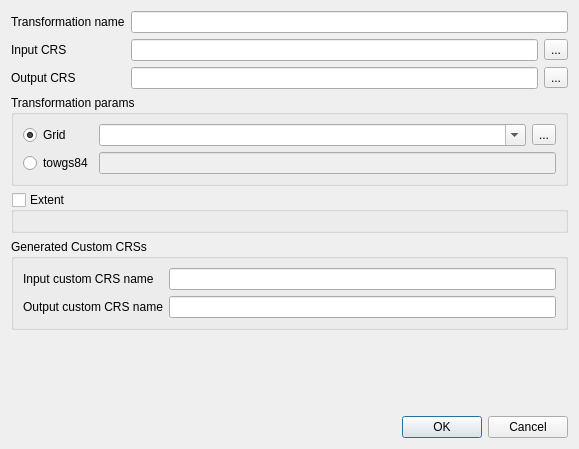
faunalia/transformationtools, file ui/editTransformation.ui: the form before one commit.
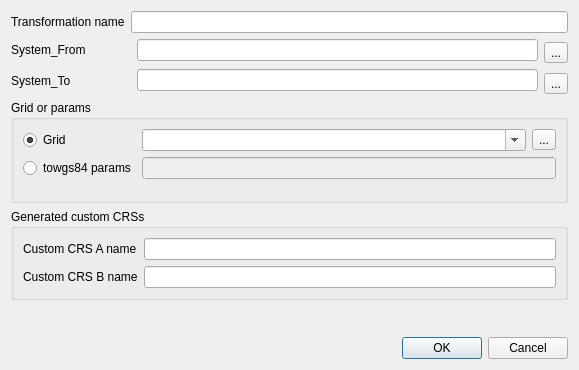
The form after the commit. Custom widgets are drawn as their Qt base class.

Commit message: list also not exacly matching transformations allow to apply a transformation to layers already loaded

Patch:
```diff
--- a/ui/editTransformation.ui
+++ b/ui/editTransformation.ui
@@ -7,65 +7,65 @@
     <x>0</x>
     <y>0</y>
     <width>579</width>
-    <height>449</height>
+    <height>370</height>
    </rect>
   </property>
   <property name="windowTitle">
    <string>Setup a transformation</string>
   </property>
-  <layout class="QGridLayout" name="gridLayout">
-   <item row="0" column="0">
+  <layout class="QGridLayout" name="gridLayout_4">
+   <item row="0" column="0" colspan="3">
     <widget class="QLabel" name="label">
      <property name="text">
       <string>Transformation name</string>
      </property>
     </widget>
    </item>
-   <item row="0" column="1" colspan="2">
+   <item row="0" column="3" colspan="3">
     <widget class="QLineEdit" name="nameEdit"/>
    </item>
-   <item row="1" column="0">
+   <item row="1" column="0" colspan="4">
     <widget class="QLabel" name="label_2">
      <property name="text">
-      <string>Input CRS</string>
+      <string>System_From</string>
      </property>
     </widget>
    </item>
-   <item row="1" column="1">
+   <item row="1" column="4">
     <widget class="QLineEdit" name="inputCrsEdit"/>
    </item>
-   <item row="1" column="2">
+   <item row="1" column="5" rowspan="2">
     <widget class="QToolButton" name="selectInputCrsBtn">
      <property name="text">
       <string>...</string>
      </property>
     </widget>
    </item>
-   <item row="2" column="0">
+   <item row="2" column="0" rowspan="2" colspan="4">
     <widget class="QLabel" name="label_3">
      <property name="text">
-      <string>Output CRS</string>
+      <string>System_To</string>
      </property>
     </widget>
    </item>
-   <item row="2" column="1">
+   <item row="2" column="4" rowspan="2">
     <widget class="QLineEdit" name="outputCrsEdit"/>
    </item>
-   <item row="2" column="2">
+   <item row="3" column="5">
     <widget class="QToolButton" name="selectOutputCrsBtn">
      <property name="text">
       <string>...</string>
      </property>
     </widget>
    </item>
-   <item row="3" column="0" colspan="3">
-    <widget class="QGroupBox" name="groupBox">
+   <item row="4" column="0" colspan="6">
+    <widget class="QGroupBox" name="groupBox_2">
      <property name="title">
-      <string>Transformation params</string>
+      <string>Grid or params</string>
      </property>
-     <layout class="QGridLayout" name="gridLayout_2">
+     <layout class="QGridLayout" name="gridLayout_3">
       <item row="0" column="0">
-       <widget class="QRadioButton" name="gridRadio">
+       <widget class="QRadioButton" name="inGridRadio">
         <property name="sizePolicy">
          <sizepolicy hsizetype="Fixed" vsizetype="Fixed">
           <horstretch>0</horstretch>
@@ -81,7 +81,7 @@
        </widget>
       </item>
       <item row="0" column="1">
-       <widget class="QComboBox" name="gridCombo">
+       <widget class="QComboBox" name="inGridCombo">
         <property name="editable">
          <bool>true</bool>
         </property>
@@ -93,26 +93,6 @@
         </property>
        </widget>
       </item>
-      <item row="1" column="0">
-       <widget class="QRadioButton" name="towgs84Radio">
-        <property name="sizePolicy">
-         <sizepolicy hsizetype="Fixed" vsizetype="Fixed">
-          <horstretch>0</horstretch>
-          <verstretch>0</verstretch>
-         </sizepolicy>
-        </property>
-        <property name="text">
-         <string>towgs84</string>
-        </property>
-       </widget>
-      </item>
-      <item row="1" column="1" colspan="2">
-       <widget class="QLineEdit" name="towgs84Edit">
-        <property name="enabled">
-         <bool>false</bool>
-        </property>
-       </widget>
-      </item>
       <item row="0" column="2">
        <widget class="QToolButton" name="selectGridBtn">
         <property name="text">
@@ -120,46 +100,93 @@
         </property>
        </widget>
       </item>
+      <item row="1" column="0">
+       <widget class="QRadioButton" name="inTowgs84Radio">
+        <property name="sizePolicy">
+         <sizepolicy hsizetype="Fixed" vsizetype="Fixed">
+          <horstretch>0</horstretch>
+          <verstretch>0</verstretch>
+         </sizepolicy>
+        </property>
+        <property name="text">
+         <string>towgs84 params</string>
+        </property>
+       </widget>
+      </item>
+      <item row="1" column="1" colspan="2">
+       <widget class="QLineEdit" name="inTowgs84Edit">
+        <property name="enabled">
+         <bool>false</bool>
+        </property>
+       </widget>
+      </item>
+      <item row="3" column="0" colspan="3">
+       <widget class="QGroupBox" name="extentGroup">
+        <property name="sizePolicy">
+         <sizepolicy hsizetype="Preferred" vsizetype="Ignored">
+          <horstretch>0</horstretch>
+          <verstretch>0</verstretch>
+         </sizepolicy>
+        </property>
+        <property name="title">
+         <string>Validity extent</string>
+        </property>
+        <property name="checkable">
+         <bool>true</bool>
+        </property>
+        <property name="checked">
+         <bool>false</bool>
+        </property>
+        <layout class="QGridLayout" name="gridLayout_5">
+         <item row="0" column="0">
+          <widget class="ExtentSelector" name="extentSelector" native="true"/>
+         </item>
+        </layout>
+       </widget>
+      </item>
+      <item row="2" column="0" colspan="3">
+       <widget class="QLineEdit" name="outTowgs84Edit">
+        <property name="sizePolicy">
+         <sizepolicy hsizetype="Expanding" vsizetype="Ignored">
+          <horstretch>0</horstretch>
+          <verstretch>0</verstretch>
+         </sizepolicy>
+        </property>
+       </widget>
+      </item>
      </layout>
     </widget>
    </item>
-   <item row="5" column="0" colspan="3">
-    <widget class="QGroupBox" name="groupBox_2">
+   <item row="5" column="0" colspan="6">
+    <widget class="QGroupBox" name="groupBox_3">
      <property name="title">
-      <string>Generated Custom CRSs</string>
+      <string>Generated custom CRSs</string>
      </property>
-     <layout class="QGridLayout" name="gridLayout_3">
-      <item row="0" column="0">
-       <widget class="QLabel" name="label_4">
-        <property name="text">
-         <string>Input custom CRS name</string>
-        </property>
-       </widget>
-      </item>
-      <item row="0" column="1">
-       <widget class="QLineEdit" name="inputCustomCrsNameEdit"/>
-      </item>
+     <layout class="QGridLayout" name="gridLayout">
       <item row="1" column="0">
        <widget class="QLabel" name="label_5">
         <property name="text">
-         <string>Output custom CRS name</string>
+         <string>Custom CRS B name</string>
         </property>
        </widget>
       </item>
       <item row="1" column="1">
        <widget class="QLineEdit" name="outputCustomCrsNameEdit"/>
       </item>
+      <item row="0" column="0">
+       <widget class="QLabel" name="label_4">
+        <property name="text">
+         <string>Custom CRS A name</string>
+        </property>
+       </widget>
+      </item>
+      <item row="0" column="1">
+       <widget class="QLineEdit" name="inputCustomCrsNameEdit"/>
+      </item>
      </layout>
     </widget>
    </item>
-   <item row="7" column="0" colspan="3">
-    <widget class="QDialogButtonBox" name="buttonBox">
-     <property name="standardButtons">
-      <set>QDialogButtonBox::Cancel|QDialogButtonBox::Ok</set>
-     </property>
-    </widget>
-   </item>
-   <item row="6" column="0">
+   <item row="6" column="0" colspan="2">
     <spacer name="verticalSpacer">
      <property name="orientation">
       <enum>Qt::Vertical</enum>
@@ -172,22 +199,11 @@
      </property>
     </spacer>
    </item>
-   <item row="4" column="0" colspan="3">
-    <widget class="QGroupBox" name="extentGroup">
-     <property name="title">
-      <string>Extent</string>
+   <item row="7" column="0" colspan="6">
+    <widget class="QDialogButtonBox" name="buttonBox">
+     <property name="standardButtons">
+      <set>QDialogButtonBox::Cancel|QDialogButtonBox::Ok</set>
      </property>
-     <property name="checkable">
-      <bool>true</bool>
-     </property>
-     <property name="checked">
-      <bool>false</bool>
-     </property>
-     <layout class="QGridLayout" name="gridLayout_5">
-      <item row="0" column="0">
-       <widget class="ExtentSelector" name="extentSelector" native="true"/>
-      </item>
-     </layout>
     </widget>
    </item>
   </layout>
```
Left out of the diff: 8 changed lines with no effect on the pictures. The commit also changes 13 other files.
